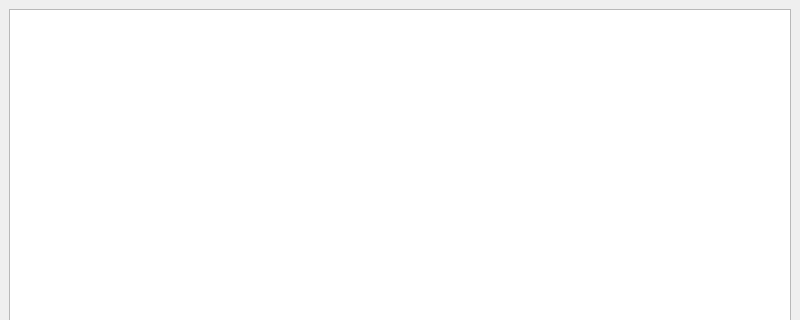
This is src/view/mainwindow.ui in daitenshionyan/vrfbcalc-cpp as Qt 5 draws it before an edit; both pictures show x 0 to 800 and y 0 to 320 of the 800 by 600 pixel window. The edited form follows.
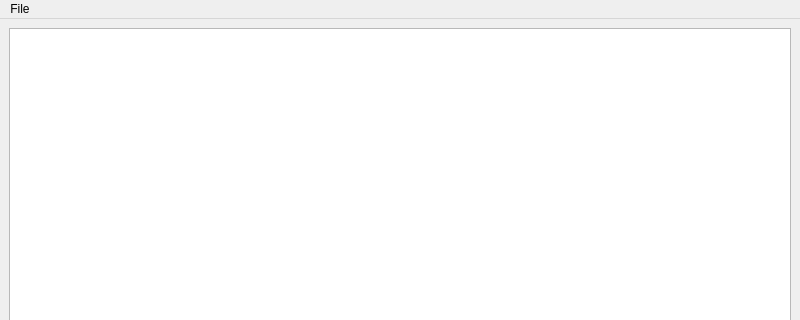
This is the edited form.

Commit message: Add open output folder menu action

```diff
--- a/src/view/mainwindow.ui
+++ b/src/view/mainwindow.ui
@@ -46,6 +46,28 @@
     </item>
    </layout>
   </widget>
+  <widget class="QMenuBar" name="menuBar">
+   <property name="geometry">
+    <rect>
+     <x>0</x>
+     <y>0</y>
+     <width>800</width>
+     <height>22</height>
+    </rect>
+   </property>
+   <widget class="QMenu" name="menuFile">
+    <property name="title">
+     <string>File</string>
+    </property>
+    <addaction name="action_openOutput"/>
+   </widget>
+   <addaction name="menuFile"/>
+  </widget>
+  <action name="action_openOutput">
+   <property name="text">
+    <string>Open output</string>
+   </property>
+  </action>
  </widget>
  <resources/>
  <connections/>
```
The commit also changes 3 other files.
